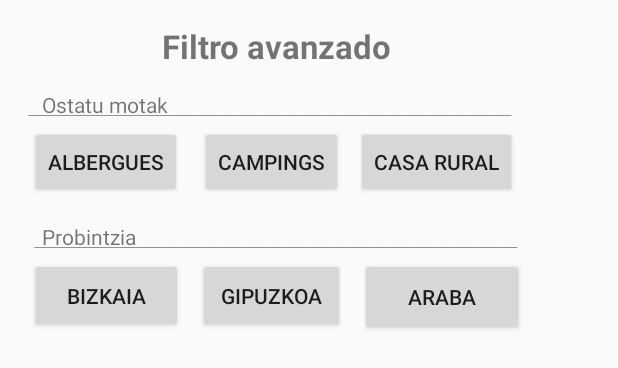
After one commit to UrtziLami/EthaziMisifu, an Android app: the layout custom_dialogo.xml on its own in the app's theme, with its tools: preview values and no code run, on a phone screen of 412 x 824 dp. The commit adds this screen. Shown: the top 368 px of the screen. Run offline under Robolectric (Android 15) with nearby library versions, the phone set to English and light mode, and no system bars; network calls fail.

Commit message:
hola
android

```diff
--- a/EthaziMisifu/app/src/main/java/com/example/ethazimisifu/Lista.java
+++ b/EthaziMisifu/app/src/main/java/com/example/ethazimisifu/Lista.java
@@ -4,6 +4,7 @@ import android.content.Context;
 import android.content.DialogInterface;
 import android.content.Intent;
 import android.content.SharedPreferences;
+import android.graphics.Color;
 import android.os.Bundle;
 import android.util.Log;
 import android.view.ContextMenu;
@@ -40,8 +41,9 @@ public class Lista extends AppCompatActivity {
     private ListView lista;
     private AdapterView.AdapterContextMenuInfo info;
     private View lastTouchedView;
-    private Button btnBuscar;
+    private Button btnBuscar, btnAlbergue, btnCamping, btnRural;
     private EditText etBuscar;
+    private Spinner spProbintzia, spUdalerria, spMota;
 
     @Override
     protected void onCreate(Bundle savedInstanceState) {
@@ -49,6 +51,9 @@ public class Lista extends AppCompatActivity {
         setContentView(R.layout.activity_lista);
         etBuscar = (EditText) findViewById(R.id.etBuscar);
         setTitle("Lista");
+        btnAlbergue = (Button) findViewById(R.id.btnMota1);
+        btnCamping = (Button) findViewById(R.id.btnMota2);
+        btnRural = (Button) findViewById(R.id.btnMota3);
 
         StringRequest stringRequest = new StringRequest(Request.Method.POST, "http://192.168.13.33/misifu/selectOstuatuak.php", new com.android.volley.Response.Listener<String>() {
             @Override
@@ -184,7 +189,6 @@ public class Lista extends AppCompatActivity {
     }
 
     public void verTareas(ArrayList<Ostatuak> ostatuak) {
-
         for(int i = 0; i < ostatuak.size(); i++){
             tareas.add(String.valueOf(ostatuak.get(i).getIzena()));
         }
@@ -212,22 +216,24 @@ public class Lista extends AppCompatActivity {
 
     public void dialogoContrasena() {
 
+        spMota = (Spinner) findViewById(R.id.spMota);
+        spProbintzia = (Spinner) findViewById(R.id.spProbintzia);
+
         LayoutInflater li = LayoutInflater.from(this);
-        View promptsView = li.inflate(R.layout.custom_dialog, null);
+        View promptsView = li.inflate(R.layout.custom_dialogo, null);
 
         AlertDialog.Builder alertDialogBuilder = new AlertDialog.Builder(this);
 
         alertDialogBuilder.setView(promptsView);
 
-        //final EditText vieja = (EditText) promptsView.findViewById(R.id.editTextResult);
-        //final EditText nueva = (EditText) promptsView.findViewById(R.id.editTextResult2);
-
         alertDialogBuilder
                 .setCancelable(false)
-                .setPositiveButton("Filtar",
+                .setPositiveButton("Filtrar",
                         new DialogInterface.OnClickListener() {
                             public void onClick(DialogInterface dialog, int id) {
-                                Toast.makeText(getApplicationContext(), "Funciona", Toast.LENGTH_SHORT).show();
+
+
+
                             }
                         })
                 .setNegativeButton("Cancel",
@@ -241,6 +247,8 @@ public class Lista extends AppCompatActivity {
 
         alertDialog.show();
 
+        alertDialog.setTitle("Busqueda avanzada");
+
     }
 
 }
--- a/EthaziMisifu/app/src/main/java/com/example/ethazimisifu/LocationComponentActivity.java
+++ b/EthaziMisifu/app/src/main/java/com/example/ethazimisifu/LocationComponentActivity.java
@@ -73,7 +73,7 @@ public class LocationComponentActivity extends AppCompatActivity implements
 
         addMarkers(ostatuak);
 
-        /*mapView.getMapAsync(new OnMapReadyCallback() {
+        mapView.getMapAsync(new OnMapReadyCallback() {
             @Override
             public void onMapReady(MapboxMap mapboxMap) {
                 mapboxMap.addMarker(new MarkerOptions()
@@ -81,7 +81,7 @@ public class LocationComponentActivity extends AppCompatActivity implements
                         .title("ANGOSTO")
                         .snippet("Camping de primera categoría ubicado en el alavés Valle de Valdegovía, cerca del Parque Natural de Valderejo. Cuenta con parcelas para tiendas y bungalows para 4 o 6 personas. Además el camping ofrece numerosos servicios, entre ellos, parque infantil, piscina "));
             }
-        });*/
+        });
     }
 
     @Override
--- a/EthaziMisifu/app/src/main/res/layout/custom_dialog.xml
+++ b/EthaziMisifu/app/src/main/res/layout/custom_dialog.xml
@@ -47,16 +47,4 @@
         android:layout_width="match_parent"
         android:layout_height="33dp" />
 
-    <TextView
-        android:id="@+id/txtUdalerria"
-        android:layout_width="match_parent"
-        android:layout_height="31dp"
-        android:text="@string/udalerriak"
-        android:textSize="20sp"
-        android:textStyle="bold" />
-
-    <Spinner
-        android:id="@+id/spUdalerria"
-        android:layout_width="174dp"
-        android:layout_height="37dp" />
 </LinearLayout>
--- /dev/null
+++ b/EthaziMisifu/app/src/main/res/layout/custom_dialogo.xml
@@ -0,0 +1,126 @@
+<?xml version="1.0" encoding="utf-8"?>
+<LinearLayout xmlns:android="http://schemas.android.com/apk/res/android"
+    xmlns:app="http://schemas.android.com/apk/res-auto"
+    xmlns:tools="http://schemas.android.com/tools"
+    android:layout_width="fill_parent"
+    android:layout_height="fill_parent"
+    android:orientation="vertical" >
+
+    <androidx.constraintlayout.widget.ConstraintLayout
+        android:layout_width="match_parent"
+        android:layout_height="match_parent">
+
+        <TextView
+            android:id="@+id/txtProbintzia"
+            android:layout_width="wrap_content"
+            android:layout_height="wrap_content"
+            android:layout_marginStart="28dp"
+            android:layout_marginTop="148dp"
+            android:text="@string/probintzia"
+            app:layout_constraintStart_toStartOf="parent"
+            app:layout_constraintTop_toTopOf="parent" />
+
+        <Button
+            android:id="@+id/btnProbintzia3"
+            android:layout_width="109dp"
+            android:layout_height="52dp"
+            android:layout_marginStart="240dp"
+            android:layout_marginTop="172dp"
+            android:text="Araba"
+            app:layout_constraintStart_toStartOf="parent"
+            app:layout_constraintTop_toTopOf="parent" />
+
+        <Button
+            android:id="@+id/btnMota3"
+            android:layout_width="wrap_content"
+            android:layout_height="wrap_content"
+            android:layout_marginStart="116dp"
+            android:layout_marginTop="84dp"
+            android:text="Casa rural"
+            app:layout_constraintStart_toEndOf="@+id/btnMota1"
+            app:layout_constraintTop_toTopOf="parent" />
+
+        <Button
+            android:id="@+id/btnMota1"
+            android:layout_width="wrap_content"
+            android:layout_height="wrap_content"
+            android:layout_marginStart="20dp"
+            android:layout_marginTop="84dp"
+            android:onClick="onClick"
+            android:text="Albergues"
+            app:layout_constraintStart_toStartOf="parent"
+            app:layout_constraintTop_toTopOf="parent" />
+
+        <Button
+            android:id="@+id/btnMota2"
+            android:layout_width="wrap_content"
+            android:layout_height="wrap_content"
+            android:layout_marginStart="12dp"
+            android:layout_marginTop="84dp"
+            android:text="Campings"
+            app:layout_constraintStart_toEndOf="@+id/btnMota1"
+            app:layout_constraintTop_toTopOf="parent" />
+
+        <TextView
+            android:id="@+id/txtTituloFiltro"
+            android:layout_width="154dp"
+            android:layout_height="30dp"
+            android:layout_marginStart="108dp"
+            android:layout_marginTop="16dp"
+            android:text="Filtro avanzado"
+            android:textSize="22sp"
+            android:textStyle="bold"
+            app:layout_constraintStart_toStartOf="parent"
+            app:layout_constraintTop_toTopOf="parent" />
+
+        <Button
+            android:id="@+id/btnProbintzia1"
+            android:layout_width="102dp"
+            android:layout_height="50dp"
+            android:layout_marginStart="20dp"
+            android:layout_marginTop="172dp"
+            android:text="Bizkaia"
+            app:layout_constraintStart_toStartOf="parent"
+            app:layout_constraintTop_toTopOf="parent" />
+
+        <Button
+            android:id="@+id/btnProbintzia2"
+            android:layout_width="98dp"
+            android:layout_height="50dp"
+            android:layout_marginStart="132dp"
+            android:layout_marginTop="172dp"
+            android:text="Gipuzkoa"
+            app:layout_constraintStart_toStartOf="parent"
+            app:layout_constraintTop_toTopOf="parent" />
+
+        <TextView
+            android:id="@+id/linea"
+            android:layout_width="378dp"
+            android:layout_height="17dp"
+            android:layout_marginStart="16dp"
+            android:layout_marginTop="64dp"
+            android:text="⎯⎯⎯⎯⎯⎯⎯⎯⎯⎯⎯⎯⎯⎯⎯⎯⎯⎯⎯⎯⎯⎯⎯"
+            app:layout_constraintStart_toStartOf="parent"
+            app:layout_constraintTop_toTopOf="parent" />
+
+        <TextView
+            android:id="@+id/linea2"
+            android:layout_width="378dp"
+            android:layout_height="17dp"
+            android:layout_marginStart="20dp"
+            android:layout_marginTop="152dp"
+            android:text="⎯⎯⎯⎯⎯⎯⎯⎯⎯⎯⎯⎯⎯⎯⎯⎯⎯⎯⎯⎯⎯⎯⎯"
+            app:layout_constraintStart_toStartOf="parent"
+            app:layout_constraintTop_toTopOf="parent" />
+
+        <TextView
+            android:id="@+id/txtMota"
+            android:layout_width="wrap_content"
+            android:layout_height="wrap_content"
+            android:layout_marginStart="28dp"
+            android:layout_marginTop="60dp"
+            android:text="@string/ostatu_motak"
+            app:layout_constraintStart_toStartOf="parent"
+            app:layout_constraintTop_toTopOf="parent" />
+    </androidx.constraintlayout.widget.ConstraintLayout>
+</LinearLayout>
--- a/EthaziMisifu/app/src/main/res/values/colors.xml
+++ b/EthaziMisifu/app/src/main/res/values/colors.xml
@@ -3,4 +3,8 @@
     <color name="colorPrimary">#008577</color>
     <color name="colorPrimaryDark">#00574B</color>
     <color name="colorAccent">#D81B60</color>
+
+    <color name="colorCursor">#1A237E</color>
+    <color name="btnPressedColor">#0000FF</color>
+    <color name="btnDefultColor">#FF0000</color>
 </resources>
--- a/EthaziMisifu/app/src/main/res/values/strings.xml
+++ b/EthaziMisifu/app/src/main/res/values/strings.xml
@@ -2,7 +2,6 @@
     <string name="app_name">EthaziMisifu</string>
     <string name="registrar">REGISTRAR</string>
     <string name="usuario">Usuario</string>
-    <string name="contrase_a">Contraseña</string>
     <string name="iniciar_sesi_n">INICIAR SESIÓN</string>
     <string name="mostrar_contrase_a">Mostrar contraseña</string>
     <string name="access_token" />
@@ -27,5 +26,6 @@
         <item>Araba/Álava</item>
         <item>Gipuzkoa</item>
     </string-array>
+    <string name="contrase_a">Contraseña</string>
 
 </resources>
```
Also changed, not shown: 2 other files.
